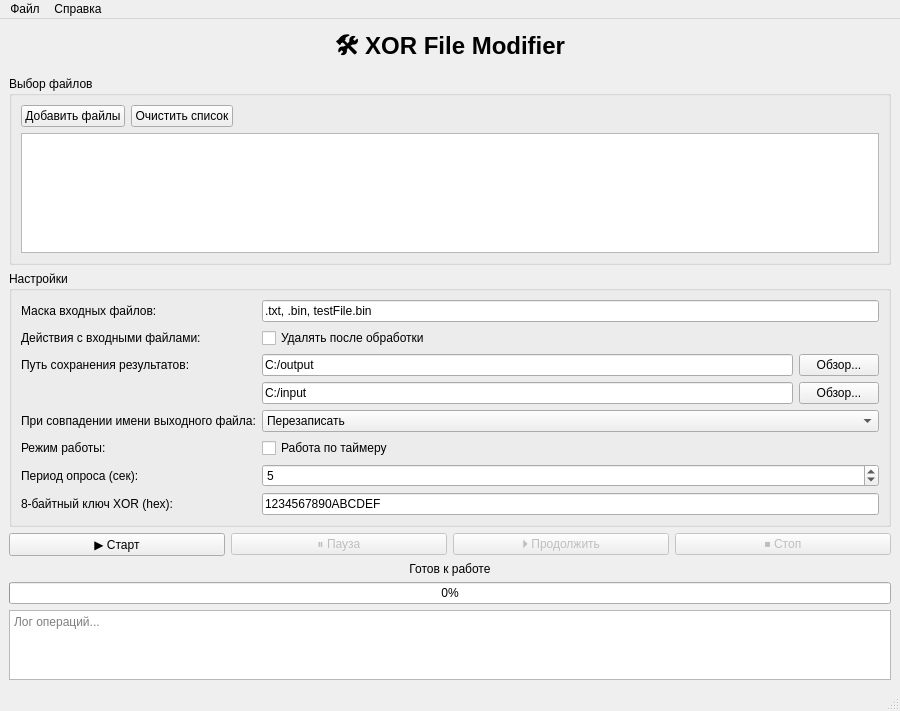
Old version of the form forms/mainwindow.ui in the repository DmitryShetinin/BinaryFileProcessor.
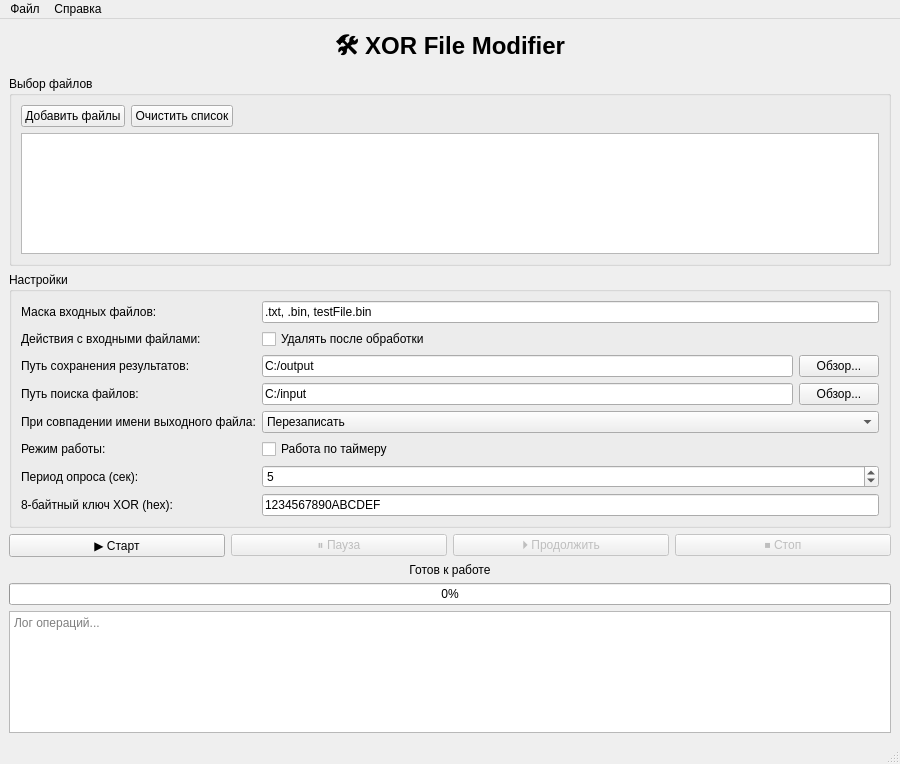
New version of the form.

Patch:
```diff
--- a/forms/mainwindow.ui
+++ b/forms/mainwindow.ui
@@ -7,7 +7,7 @@
     <x>0</x>
     <y>0</y>
     <width>900</width>
-    <height>700</height>
+    <height>764</height>
    </rect>
   </property>
   <property name="windowTitle">
@@ -232,8 +232,12 @@
          <property name="maxLength">
           <number>16</number>
          </property>
-         <property name="inputMask">
-          <string>HHHHHHHHHHHHHHHH</string>
+        </widget>
+       </item>
+       <item row="3" column="0">
+        <widget class="QLabel" name="labelOutputPath">
+         <property name="text">
+          <string>Путь поиска файлов:</string>
          </property>
         </widget>
        </item>
```
Left out of the diff: 30 changed lines with no effect on the pictures. Lines whose indentation alone changed are shown as unchanged.
